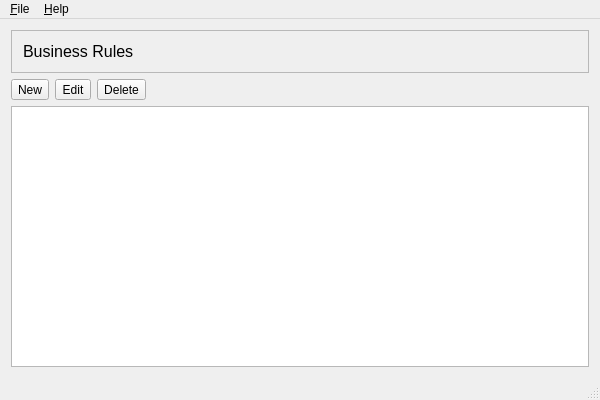
This is IdsEditor/IdsEditor.ui in pnnl/ms-speak as Qt 5 draws it before an edit. The edited form follows.
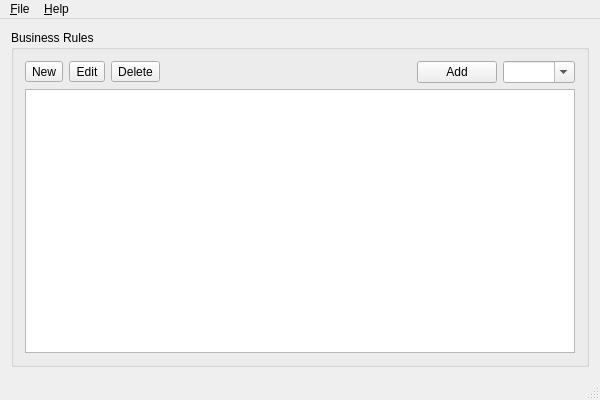
This is the edited form. Icons and pictures are not drawn.

Commit message: Added email and host.

```diff
--- a/IdsEditor/IdsEditor.ui
+++ b/IdsEditor/IdsEditor.ui
@@ -18,32 +18,20 @@
     <normaloff>:/IdsEditor/Resources/icon.png</normaloff>:/IdsEditor/Resources/icon.png</iconset>
   </property>
   <widget class="QWidget" name="centralWidget">
-   <layout class="QVBoxLayout" name="verticalLayout">
-    <item>
-     <widget class="QFrame" name="frame">
-      <property name="frameShape">
-       <enum>QFrame::StyledPanel</enum>
+   <layout class="QGridLayout" name="gridLayout">
+    <item row="0" column="0">
+     <widget class="QGroupBox" name="grpMain">
+      <property name="minimumSize">
+       <size>
+        <width>10</width>
+        <height>0</height>
+       </size>
       </property>
-      <property name="frameShadow">
-       <enum>QFrame::Raised</enum>
-      </property>
-      <layout class="QVBoxLayout" name="verticalLayout_2">
-       <item>
-        <widget class="QLabel" name="label">
-         <property name="font">
-          <font>
-           <pointsize>12</pointsize>
-          </font>
-         </property>
-         <property name="text">
+      <property name="title">
           <string>Business Rules</string>
          </property>
-        </widget>
-       </item>
-      </layout>
-     </widget>
-    </item>
-    <item>
+      <layout class="QGridLayout" name="gridLayout_2">
+       <item row="0" column="0">
      <layout class="QHBoxLayout" name="horizontalLayout">
       <item>
        <widget class="QToolButton" name="NewBtn">
@@ -75,7 +63,53 @@
         </property>
        </widget>
       </item>
-      <item>
+        </layout>
+       </item>
+       <item row="0" column="3">
+        <widget class="QPushButton" name="btnAddHost">
+         <property name="text">
+          <string>Add</string>
+         </property>
+        </widget>
+       </item>
+       <item row="0" column="4">
+        <widget class="QComboBox" name="cmbHosts">
+         <property name="sizePolicy">
+          <sizepolicy hsizetype="Fixed" vsizetype="Fixed">
+           <horstretch>0</horstretch>
+           <verstretch>0</verstretch>
+          </sizepolicy>
+         </property>
+         <property name="minimumSize">
+          <size>
+           <width>70</width>
+           <height>0</height>
+          </size>
+         </property>
+         <property name="toolTip">
+          <string>Enter Host IP</string>
+         </property>
+         <property name="statusTip">
+          <string/>
+         </property>
+         <property name="editable">
+          <bool>true</bool>
+         </property>
+         <property name="sizeAdjustPolicy">
+          <enum>QComboBox::AdjustToContents</enum>
+         </property>
+         <property name="minimumContentsLength">
+          <number>0</number>
+         </property>
+         <property name="placeholderText">
+          <string>0.0.0.0</string>
+         </property>
+        </widget>
+       </item>
+       <item row="1" column="0" colspan="5">
+        <widget class="QTreeView" name="RulesTreeView"/>
+       </item>
+       <item row="0" column="2">
        <spacer name="horizontalSpacer">
         <property name="orientation">
          <enum>Qt::Horizontal</enum>
@@ -89,9 +123,7 @@
        </spacer>
       </item>
      </layout>
-    </item>
-    <item>
-     <widget class="QTreeView" name="RulesTreeView"/>
+     </widget>
     </item>
    </layout>
   </widget>
```
Lines whose indentation alone changed are shown as unchanged. The commit also changes 20 other files.
